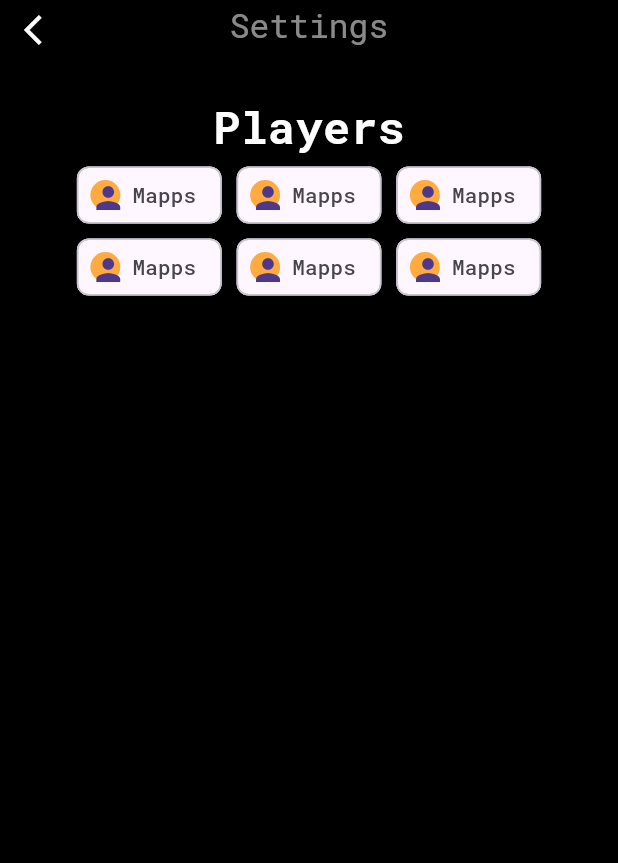
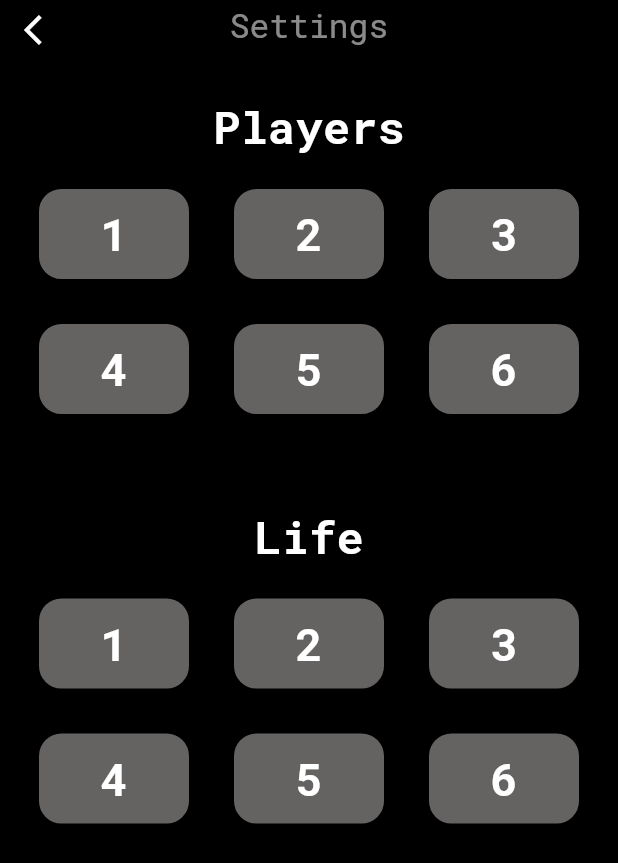
Before and after one commit to trand95/lp_counter, a Flutter app: the SettingScreen screen opened by its route, on a phone screen of 412 x 824 dp. Shown: the top 863 px of the screen. Run offline on Flutter 3.47's test engine with Material 3 defaults, Android fonts, the phone set to English and light mode, and no system bars; our stand-ins replace gap.

Commit message:
third commit

```diff
--- a/lib/src/screens/setting_screen.dart
+++ b/lib/src/screens/setting_screen.dart
@@ -1,5 +1,10 @@
 import 'package:flutter/material.dart';
-import 'package:lp_counter/src/screens/home_screen.dart';
+import 'package:flutter/widgets.dart';
+
+import 'package:gap/gap.dart';
+import 'package:lp_counter/src/styles/button_text.dart';
+import 'package:lp_counter/src/styles/app_buttons.dart';
+import 'package:lp_counter/src/styles/color.dart';
 
 class SettingScreen extends StatefulWidget {
   const SettingScreen({super.key});
@@ -9,6 +14,11 @@ class SettingScreen extends StatefulWidget {
 }
 
 class _SettingScreenState extends State<SettingScreen> {
+  int selectedPlayer = -1;
+  int selectedLayout = -1;
+  int selectedLife = -1;
+  bool isVisible = false;
+
   @override
   Widget build(BuildContext context) {
     return Scaffold(
@@ -17,7 +27,7 @@ class _SettingScreenState extends State<SettingScreen> {
           toolbarHeight: 33,
           backgroundColor: Colors.black,
           centerTitle: true,
-          title: Text(
+          title: const Text(
             'Settings',
             style: TextStyle(color: Colors.white54),
           ),
@@ -31,32 +41,113 @@ class _SettingScreenState extends State<SettingScreen> {
         child: Center(
           child: Column(
             children: [
-              const Text(
-                'Players',
-                style: TextStyle(
-                  color: Colors.white,
-                  fontWeight: FontWeight.bold,
-                  fontSize: 30,
-                ),
+              ButtonText(size: 30, text: 'Players', color: white),
+              const Gap(20),
+              _playerSection(),
+              const Gap(20),
+              Visibility(
+                visible: isVisible,
+                child: ButtonText(size: 30, text: 'Layout', color: white),
               ),
-              Wrap(
-                //direction: Axis.horizontal,
-                spacing: 10,
-                children: List.generate(
-                  6,
-                  (index) => const Chip(
-                    avatar: CircleAvatar(
-                      backgroundColor: Colors.orangeAccent,
-                      child: Icon(Icons.person),
-                    ),
-                    label: Text('Mapps'),
-                  ),
-                ),
-              )
+              const Gap(20),
+              _layoutSection(),
+              const Gap(20),
+              ButtonText(size: 30, text: 'Life', color: white),
+              const Gap(20),
+              _lifeSection(),
             ],
           ),
         ),
       ),
     );
   }
+
+  Visibility _layoutSection() {
+    return Visibility(
+          visible: isVisible,
+      child: Wrap(
+        spacing: 30,
+        runSpacing: 30,
+        children: List.generate(
+          2,
+          (index) => InkWell(
+            onTap: () {
+              setState(() {
+                selectedLayout = index;
+              });
+            },
+            child: AppButtons(
+                height: 100,
+                width: 150,
+                color: white,
+                backgroundColor: const Color.fromARGB(255, 101, 98, 98),
+                borderColor: selectedLayout == index
+                    ? white
+                    : const Color.fromARGB(255, 101, 98, 98),
+                isIcon: false,
+                text: (index + 1).toString()),
+          ),
+        ),
+      ),
+    );
+  }
+
+  Wrap _playerSection() {
+    return Wrap(
+      spacing: 30,
+      runSpacing: 30,
+      children: List.generate(
+        6,
+        (index) => InkWell(
+          onTap: () {
+            setState(() {
+              selectedPlayer = index;
+              (selectedPlayer == 3 ||
+                      selectedPlayer == 4 ||
+                      selectedPlayer == 5)
+                  ? isVisible = true
+                  : isVisible = false;
+            });
+          },
+          child: AppButtons(
+              height: 60,
+              width: 100,
+              color: white,
+              backgroundColor: const Color.fromARGB(255, 101, 98, 98),
+              borderColor: selectedPlayer == index
+                  ? white
+                  : const Color.fromARGB(255, 101, 98, 98),
+              isIcon: false,
+              text: (index + 1).toString()),
+        ),
+      ),
+    );
+  }
+
+  Wrap _lifeSection() {
+    return Wrap(
+      spacing: 30,
+      runSpacing: 30,
+      children: List.generate(
+        6,
+        (index) => InkWell(
+          onTap: () {
+            setState(() {
+              selectedLife = index;
+            });
+          },
+          child: AppButtons(
+              height: 60,
+              width: 100,
+              color: white,
+              backgroundColor: const Color.fromARGB(255, 101, 98, 98),
+              borderColor: selectedLife == index
+                  ? white
+                  : const Color.fromARGB(255, 101, 98, 98),
+              isIcon: false,
+              text: (index + 1).toString()),
+        ),
+      ),
+    );
+  }
 }
--- /dev/null
+++ b/lib/src/styles/app_buttons.dart
@@ -0,0 +1,37 @@
+import 'package:flutter/material.dart';
+
+class AppButtons extends StatelessWidget {
+  final Color color;
+  final Color backgroundColor;
+  double height;
+  double width;
+  final Color borderColor;
+  String? text;
+  IconData? icon;
+  bool isIcon;
+
+  AppButtons({super.key,
+  this.isIcon = false,
+  this.text,
+  this.icon,
+  required this.height,
+  required this.width,
+  required this.color,
+  required this.backgroundColor,
+  required this.borderColor});
+
+  @override
+  Widget build(BuildContext context) {
+    return Container(
+                  width: width,
+                  height: height,
+                  decoration: BoxDecoration(
+                    border: Border.all(
+                      color: borderColor,
+                      width: 5.0,),
+                    borderRadius: BorderRadius.circular(15),
+                    color: backgroundColor),
+                  child: isIcon == false ? Center(child: Text(text!, style: TextStyle(color: color, fontSize: 30, fontWeight: FontWeight.bold))) : Icon(icon, color:color),
+                  );
+  }
+}
--- /dev/null
+++ b/lib/src/styles/button_text.dart
@@ -0,0 +1,21 @@
+import 'package:flutter/material.dart';
+
+class ButtonText extends StatelessWidget {
+  final String text;
+  double size;
+  final Color color;
+  ButtonText({super.key, required this.size, required this.text, required this.color});
+
+
+  @override
+  Widget build(BuildContext context) {
+    return  Text(
+                text,
+                style: TextStyle(
+                  color: color,
+                  fontWeight: FontWeight.bold,
+                  fontSize: size,
+                ),
+              );
+  }
+}
```
Also changed, not shown: 1 other file.
